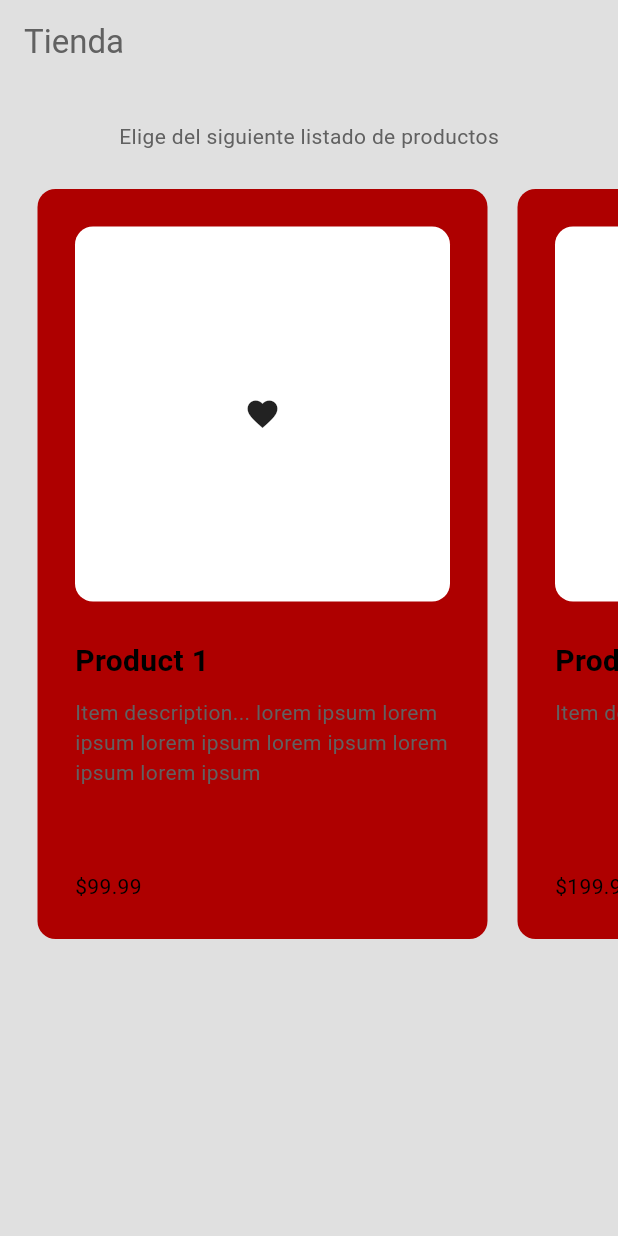
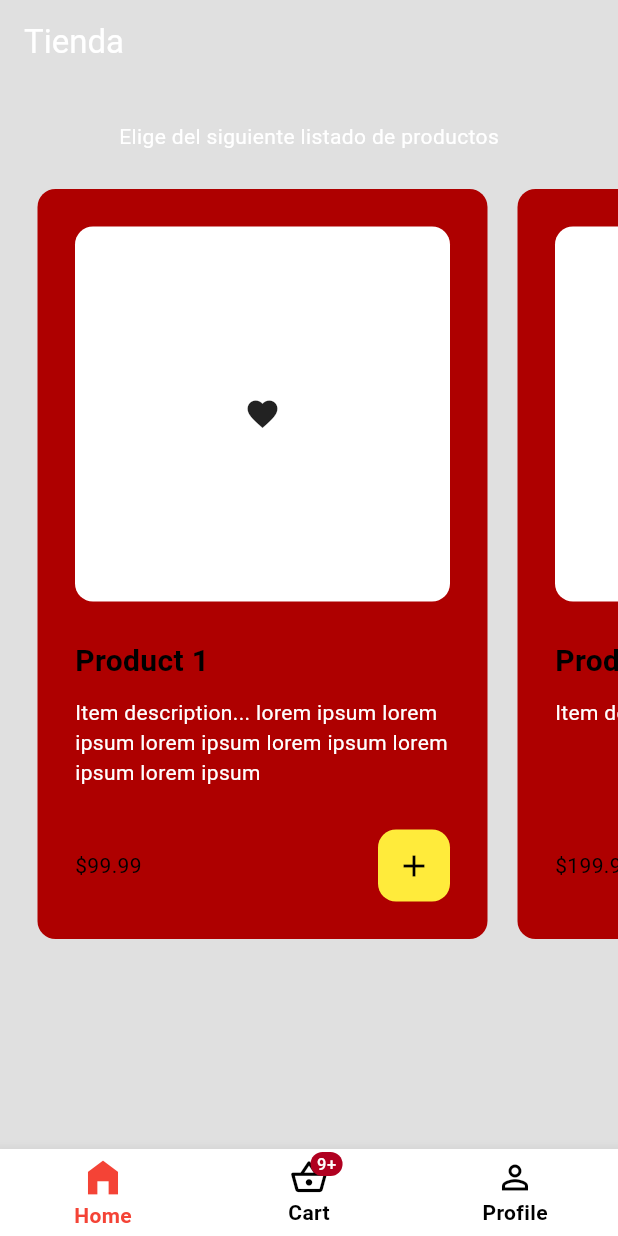
Before and after one commit to DeanHdz/Ecommerce_DesarrolloMovil_Flutter, a Flutter app: the screen it shows after launch, on a phone screen of 412 x 824 dp. Run offline on Flutter 3.47's test engine with Material 3 defaults, Android fonts, the phone set to English and light mode, and no system bars; drawn by our look-alikes of stylish_bottom_bar.

Commit message:
Boton de agregar a carrito, control de paginas y bottom navbar

```diff
--- a/ecommerce/lib/components/product_tile.dart
+++ b/ecommerce/lib/components/product_tile.dart
@@ -1,5 +1,7 @@
+import 'package:ecommerce/models/shop.dart';
 import 'package:flutter/material.dart';
 import 'package:ecommerce/models/product.dart';
+import 'package:provider/provider.dart';
 
 class ProductTile extends StatelessWidget {
   final Product product;
@@ -8,6 +10,34 @@ class ProductTile extends StatelessWidget {
     super.key,
     required this.product,
   });
+
+  // add to cart button pressed
+
+  void addToCart(BuildContext context) {
+    showDialog(
+      context: context,
+      builder: (context) => AlertDialog(
+        content: const Text("¿Quieres agregar el producto a tu carrito?"),
+        actions: [
+          //Boton cancelar
+          MaterialButton(
+            onPressed: () => Navigator.pop(context),
+            child: const Text("Cancelar"),
+          ),
+          //Boton SI
+          MaterialButton(
+            onPressed: () {
+              //Mostrar dialogo
+              Navigator.pop(context);
+              //Agregar a carrito
+              context.read<Shop>().addToCart(product);
+            },
+            child: const Text("Si"),
+          )
+        ],
+      ),
+    );
+  }
 
   @override
   Widget build(BuildContext context) {
@@ -31,7 +61,7 @@ class ProductTile extends StatelessWidget {
                 aspectRatio: 1,
                 child: Container(
                   decoration: BoxDecoration(
-                    color: Theme.of(context).colorScheme.secondary,
+                    color: Theme.of(context).colorScheme.inversePrimary,
                     borderRadius: BorderRadius.circular(12),
                   ),
                   width: double.infinity, //Llenar todo el width
@@ -66,12 +96,19 @@ class ProductTile extends StatelessWidget {
 
           //precio producto y agregar a carrito
           Row(
+            mainAxisAlignment: MainAxisAlignment.spaceBetween,
             children: [
               // precio de producto
               Text('\$' + product.price.toStringAsFixed(2)),
 
               // agregar a carrito
-              //IconButton(onPressed: onPressed, icon: icon)
+              Container(
+                  decoration: BoxDecoration(
+                      color: Theme.of(context).colorScheme.secondary,
+                      borderRadius: BorderRadius.circular(12)),
+                  child: IconButton(
+                      onPressed: () => addToCart(context),
+                      icon: const Icon(Icons.add)))
             ],
           )
         ],
--- a/ecommerce/lib/main.dart
+++ b/ecommerce/lib/main.dart
@@ -1,5 +1,5 @@
 import 'package:ecommerce/models/shop.dart';
-import 'package:ecommerce/pages/home.dart';
+import 'package:ecommerce/pageControl.dart';
 import 'package:ecommerce/themes/light_mode.dart';
 import 'package:flutter/material.dart';
 import 'package:provider/provider.dart';
@@ -14,13 +14,13 @@ void main() {
 }
 
 class MainApp extends StatelessWidget {
-  const MainApp({super.key});
+  const MainApp({Key? key}) : super(key: key);
 
   @override
   Widget build(BuildContext context) {
     return MaterialApp(
       debugShowCheckedModeBanner: false,
-      home: const Home(),
+      home: const PageControl(),
       theme: lightMode,
     );
   }
--- /dev/null
+++ b/ecommerce/lib/pageControl.dart
@@ -0,0 +1,82 @@
+import 'package:ecommerce/pages/home.dart';
+import 'package:ecommerce/pages/login.dart';
+import 'package:ecommerce/pages/register.dart';
+import 'package:flutter/material.dart';
+import 'package:provider/provider.dart';
+import 'package:stylish_bottom_bar/stylish_bottom_bar.dart';
+import 'package:stylish_bottom_bar/model/bar_items.dart';
+import 'package:ecommerce/models/shop.dart';
+
+class PageControl extends StatefulWidget {
+  const PageControl({
+    Key? key,
+  }) : super(key: key);
+
+  @override
+  State<PageControl> createState() => _PageControlState();
+}
+
+class _PageControlState extends State<PageControl> {
+  @override
+  Widget build(BuildContext context) {
+    // Acceder a productos en la tienda
+    final products = context.watch<Shop>().shop;
+    // Pagina seleccionada, por default es el Home
+    int selected = 0;
+    // Controlador de vistas de pagina
+    PageController pageController = PageController();
+
+    /*@override
+    void dispose() {
+      pageController.dispose();
+      super.dispose();
+    }*/
+
+    return Scaffold(
+      // Las difrentes vistas de paginas se controlan mediante PageView
+      body: PageView(controller: pageController, children: [
+        Center(child: Home(products: products)),
+        const Center(child: Login()),
+        const Center(child: Register())
+      ]),
+      //Barra inferior
+      bottomNavigationBar: StylishBottomBar(
+        items: bottomBarItems,
+        option: AnimatedBarOptions(
+            barAnimation: BarAnimation.fade, iconStyle: IconStyle.animated),
+        currentIndex: selected,
+        onTap: (index) {
+          setState(() {
+            selected = index;
+          });
+          pageController.jumpToPage(index);
+        },
+      ),
+    );
+  }
+}
+
+List<BottomBarItem> bottomBarItems = [
+  BottomBarItem(
+    icon: const Icon(Icons.home),
+    selectedIcon: const Icon(Icons.home_filled),
+    unSelectedColor: Colors.black,
+    selectedColor: Colors.red,
+    title: const Text('Home'),
+  ),
+  BottomBarItem(
+    icon: const Icon(Icons.shopping_basket_outlined),
+    selectedIcon: const Icon(Icons.shopping_basket),
+    unSelectedColor: Colors.black,
+    selectedColor: Colors.red,
+    title: const Text('Cart'),
+    badge: const Text('9+'), //Numero de elementos en carrito
+    showBadge: true, //Mostrar punto de alerta
+  ),
+  BottomBarItem(
+      icon: const Icon(Icons.person_outline),
+      selectedIcon: const Icon(Icons.person),
+      unSelectedColor: Colors.black,
+      selectedColor: Colors.red,
+      title: const Text('Profile'))
+];
--- a/ecommerce/lib/pages/home.dart
+++ b/ecommerce/lib/pages/home.dart
@@ -1,16 +1,19 @@
 import 'package:ecommerce/components/product_tile.dart';
+import 'package:ecommerce/models/product.dart';
 import 'package:flutter/material.dart';
-import 'package:provider/provider.dart';
-import 'package:ecommerce/models/shop.dart';
 
-class Home extends StatelessWidget {
-  const Home({super.key});
+class Home extends StatefulWidget {
+  final List<Product> products;
+
+  const Home({Key? key, required this.products}) : super(key: key);
 
   @override
+  State<Home> createState() => _HomeState();
+}
+
+class _HomeState extends State<Home> {
+  @override
   Widget build(BuildContext context) {
-    //access products in the shop
-    final products = context.watch<Shop>().shop;
-
     return Scaffold(
       appBar: AppBar(
         backgroundColor: Colors.transparent,
@@ -34,19 +37,20 @@ class Home extends StatelessWidget {
           SizedBox(
             height: 550,
             child: ListView.builder(
-                itemCount: products.length,
+              itemCount: widget.products.length,
               scrollDirection: Axis.horizontal,
               padding: const EdgeInsets.all(15),
               itemBuilder: (context, index) {
-                  //get each individual product from the shop
-                  final product = products[index];
+                // agarra cada producto individual de la tienda
+                final product = widget.products[index];
 
-                  //return as a product tile UI
+                // Retorna la vista del producto individual
                 return ProductTile(product: product);
               },
             ),
           ),
         ],
-        ));
+      ),
+    );
   }
 }
--- a/ecommerce/lib/pages/login.dart
+++ b/ecommerce/lib/pages/login.dart
@@ -1,3 +1,4 @@
+import 'package:ecommerce/pageControl.dart';
 import 'package:ecommerce/pages/register.dart';
 import 'package:ecommerce/pages/home.dart';
 import 'package:flutter/material.dart';
@@ -31,7 +32,7 @@ class _LoginState extends State<Login> {
               //Ir a pagina de registro
               Navigator.pushReplacement(
                 context,
-                MaterialPageRoute(builder: (context) => const Home()),
+                MaterialPageRoute(builder: (context) => const PageControl()),
               );
             },
           ),
--- a/ecommerce/lib/pages/register.dart
+++ b/ecommerce/lib/pages/register.dart
@@ -1,3 +1,4 @@
+import 'package:ecommerce/pageControl.dart';
 import 'package:ecommerce/pages/login.dart';
 import 'package:ecommerce/pages/home.dart';
 import 'package:flutter/material.dart';
@@ -32,7 +33,7 @@ class _RegisterState extends State<Register> {
               //Ir a pagina de registro
               Navigator.pushReplacement(
                 context,
-                MaterialPageRoute(builder: (context) => const Home()),
+                MaterialPageRoute(builder: (context) => const PageControl()),
               );
             },
           ),
--- a/ecommerce/lib/themes/light_mode.dart
+++ b/ecommerce/lib/themes/light_mode.dart
@@ -4,6 +4,6 @@ ThemeData lightMode = ThemeData(
   colorScheme: ColorScheme.light(
       background: Colors.grey.shade300,
       primary: const Color.fromRGBO(174, 0, 0, 1),
-      secondary: Colors.white,
-      inversePrimary: Colors.grey.shade700),
+      secondary: Colors.yellow,
+      inversePrimary: Colors.white),
 );
--- a/ecommerce/pubspec.yaml
+++ b/ecommerce/pubspec.yaml
@@ -11,6 +11,7 @@ dependencies:
   flutter:
     sdk: flutter
   provider: ^6.1.1
+  stylish_bottom_bar: ^1.0.3
 
 dev_dependencies:
   flutter_test:
```
Also changed, not shown: ecommerce/pubspec.lock. Lines whose indentation alone changed are shown as unchanged.
